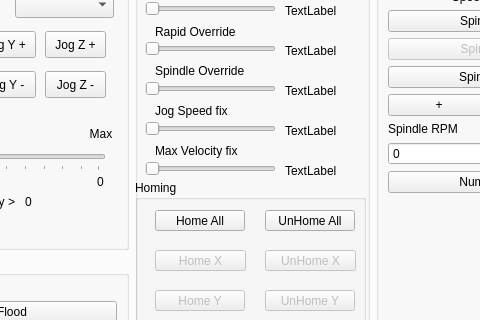
First picture: the form in examples/tom.ui, repository jethornton/flexgui, before the edit; both pictures show x 125 to 605 and y 227 to 547 of the 919 by 666 pixel window.
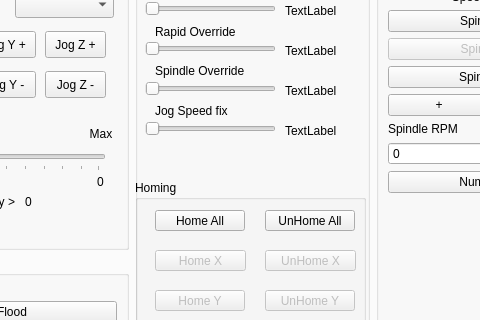
Second picture: the form after the edit. The open tabs and pages were chosen to show the change.

Commit message: remove max velocity slider from examples

```diff
--- a/examples/tom.ui
+++ b/examples/tom.ui
@@ -329,19 +329,6 @@
           <property name="alignment">
            <set>Qt::AlignCenter</set>
           </property>
-          <widget class="QLabel" name="label_28">
-           <property name="geometry">
-            <rect>
-             <x>20</x>
-             <y>180</y>
-             <width>131</width>
-             <height>19</height>
-            </rect>
-           </property>
-           <property name="text">
-            <string>Max Velocity fix</string>
-           </property>
-          </widget>
           <widget class="QLabel" name="feedrate_lb">
            <property name="geometry">
             <rect>
@@ -504,32 +491,6 @@
             <enum>Qt::Horizontal</enum>
            </property>
           </widget>
-          <widget class="QSlider" name="max_velocity_sl">
-           <property name="geometry">
-            <rect>
-             <x>10</x>
-             <y>200</y>
-             <width>131</width>
-             <height>16</height>
-            </rect>
-           </property>
-           <property name="orientation">
-            <enum>Qt::Horizontal</enum>
-           </property>
-          </widget>
-          <widget class="QLabel" name="label_31">
-           <property name="geometry">
-            <rect>
-             <x>150</x>
-             <y>200</y>
-             <width>51</width>
-             <height>19</height>
-            </rect>
-           </property>
-           <property name="text">
-            <string>TextLabel</string>
-           </property>
-          </widget>
           <widget class="QGroupBox" name="groupBox_8">
            <property name="geometry">
             <rect>
```
Left out of the diff: 2 changed lines with no effect on the pictures. The commit also changes 4 other files.
